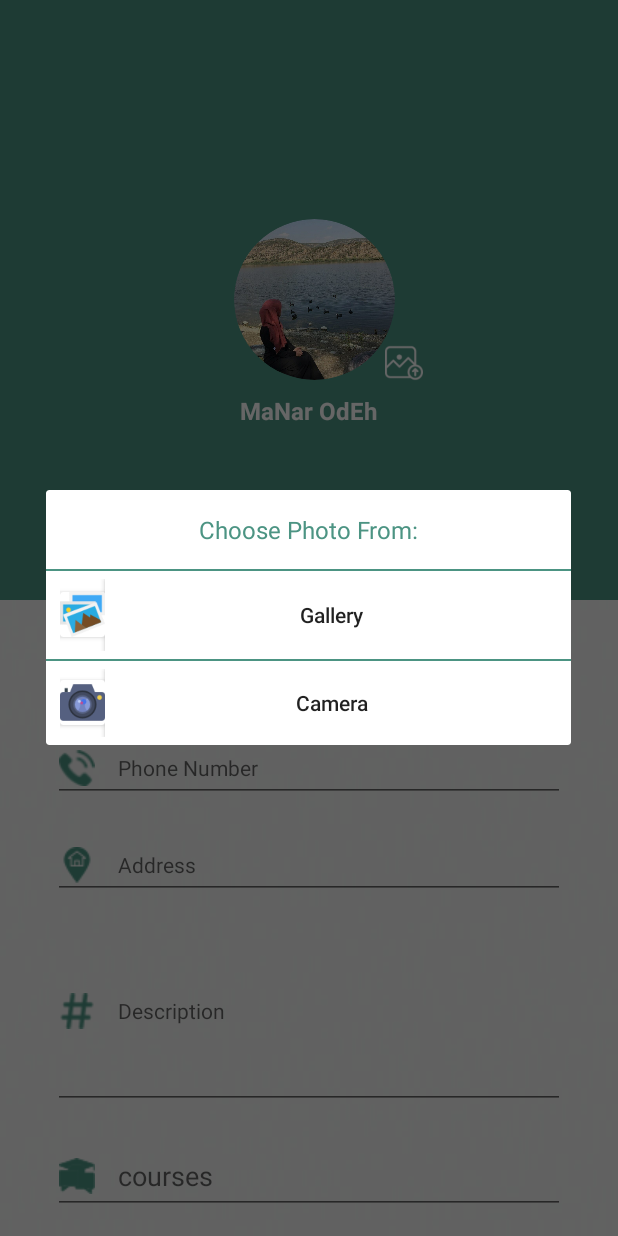
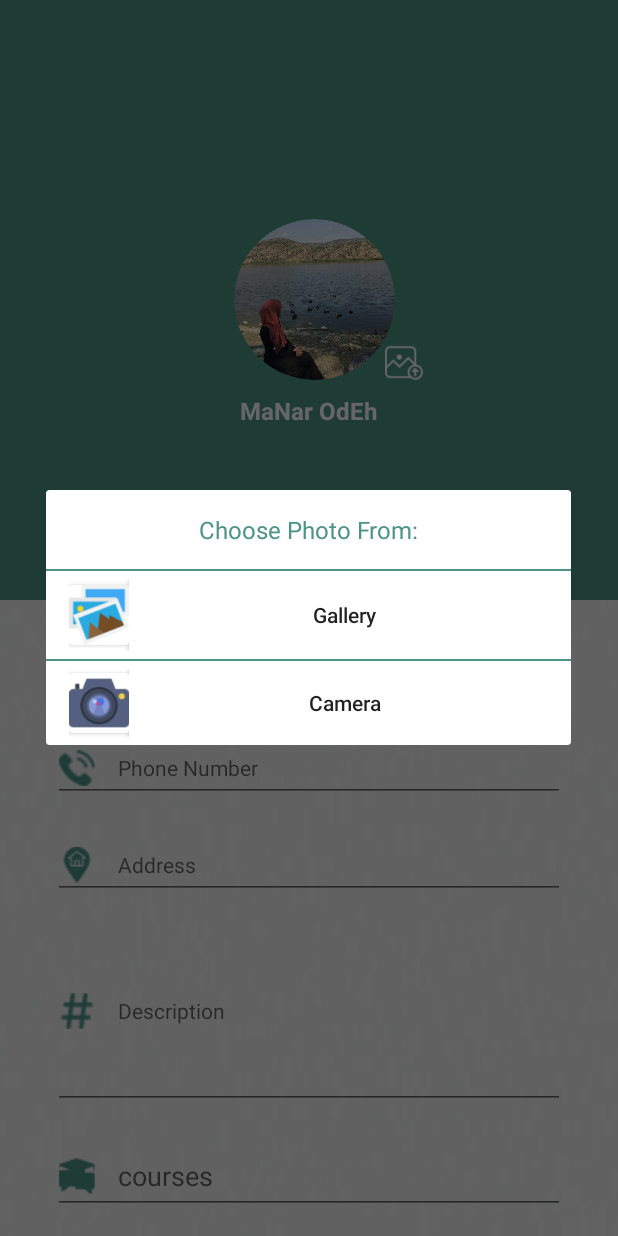
Before and after one commit to MaNarOdEh/Capstone-Project, an Android app: the fragment ContinueSignUp placed in its activity, after a tap on an icon or button, on a phone screen of 412 x 824 dp. Run offline under Robolectric (Android 15) with nearby library versions, the light colour scheme and no system bars; our stand-ins replace ButterKnife, CircleImageView, Firebase (no records; nobody signed in at launch, a user with empty details on screens opened directly); 1 statement that could not run was skipped.

Commit message:
Upload Image of Captaure Image and Aske User For Necessary Premissions

```diff
--- a/Captone Second Stage/app/src/main/res/layout/dialog_upload_capture_image.xml
+++ b/Captone Second Stage/app/src/main/res/layout/dialog_upload_capture_image.xml
@@ -25,11 +25,11 @@
         android:layout_height="wrap_content"
         android:orientation="horizontal"
         android:padding="5dp"
-        android:layout_marginLeft="4dp"
+        android:layout_marginLeft="8dp"
         android:layout_marginRight="4dp">
         <androidx.cardview.widget.CardView
-            android:layout_width="30dp"
-            android:layout_height="30dp"
+            android:layout_width="40dp"
+            android:layout_height="40dp"
             android:elevation="3dp"
             android:layout_gravity="center"
             >
@@ -62,12 +62,11 @@
         android:layout_height="wrap_content"
         android:orientation="horizontal"
         android:padding="5dp"
-        android:layout_marginLeft="4dp"
+        android:layout_marginLeft="8dp"
         android:layout_marginRight="4dp">
         <androidx.cardview.widget.CardView
-            android:layout_width="30dp"
-            android:layout_height="30dp"
-            android:elevation="3dp"
+            android:layout_width="40dp"
+            android:layout_height="40dp"
             android:layout_gravity="center"
             >
             <ImageView
```
Also changed, not shown: 7 other files.
